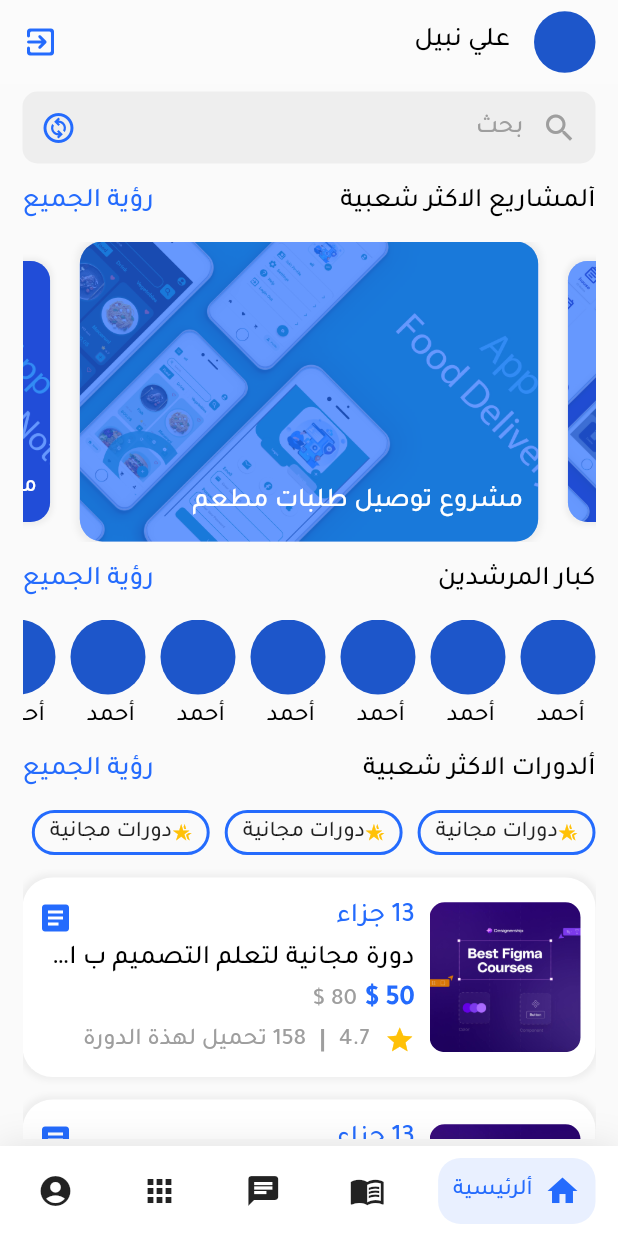
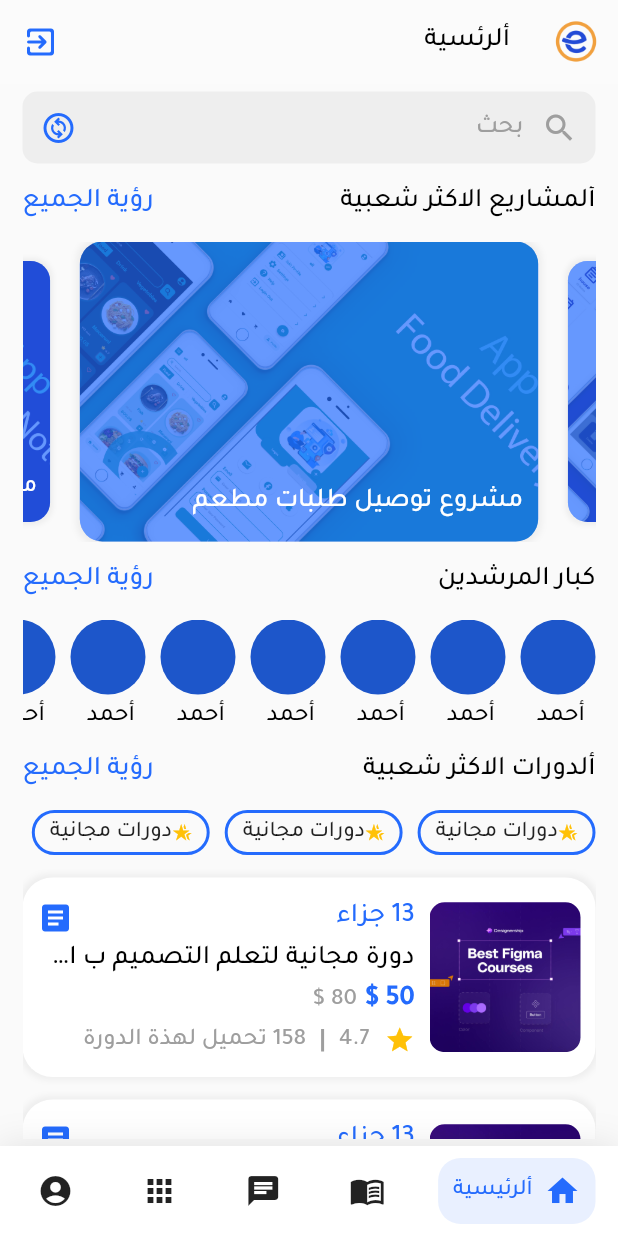
Before and after one commit to ghostprogteam/Expert-Mind, a Flutter app: the screen it shows after launch, on a phone screen of 412 x 824 dp. Run offline on Flutter 3.47's test engine with Material 2 defaults, Android fonts, the phone set to English and light mode, and no system bars; drawn by our look-alikes of carousel_slider, google_nav_bar; our stand-ins replace awesome_dialog, get, image_picker.

Commit message:
Edit AppBar And Add Project Page
When you modify something, focus on the rest of the pages, for example Appbar, and focus on the versions of the packages

Co-Authored-By: Eng. Hussam Alzuraiky <136977357+alzuraikyhussam@users.noreply.github.com>

```diff
--- a/lib/core/shared/theming/text_style.dart
+++ b/lib/core/shared/theming/text_style.dart
@@ -84,4 +84,16 @@ class TextStyles {
     fontWeight: FontWeight.bold,
     color: ProjectColors.blackColor,
   );
+  static TextStyle font18GreyW400 = TextStyle(
+    fontSize: 18,
+    fontWeight: FontWeight.w400,
+    color: ProjectColors.greyColor,
+
+  );
+  // static TextStyle font14GreyW300 = TextStyle(
+  //   fontSize: 14,
+  //   fontWeight: FontWeight.w300,
+  //   color: ProjectColors.greyColor,
+  //
+  // );
 }
--- /dev/null
+++ b/lib/model/home/list_project_model.dart
@@ -0,0 +1,47 @@
+import 'package:expert_mind/view/screen/home/home.dart';
+import 'package:flutter/material.dart';
+
+import '../../view/widget/home_widget.dart';
+
+List listProject = [
+  {
+    "name": "مشروع توصيل طلبات مطعم",
+    "image": "assets/images/AppFood.jpg",
+    "image2": [
+      "assets/images/FigmaCourses.jpg",
+      "assets/images/AppFood.jpg",
+    ],
+    "details":
+        "تطبيق توصيل الطلبات الخاص بالمطعم حيث هذا التطبيق يمكن العميل من طلب الماكولات و توصيلها الى المنازل وايضاء يوفر هذا التطبيق مساحة تخزية عالية وايضاء يحتوي على نسخنين للعميل والمدير ولا ننسى ان هذا التطبيق يعمل الاندرويد الايفون",
+    "start": "4.6"
+  },
+  {
+    "name": "مشروع أدارة الملحظات",
+    "image": "assets/images/AppNote.jpg",
+    "details": "مشروع ملحظات",
+    "image2": [
+      "assets/images/FigmaCourses.jpg",
+      "assets/images/AppFood.jpg",
+    ],
+    "start": "4.1"
+  }
+];
+
+List<Widget> listProjectWidgetHome = [
+  for (int i = 0; i < listProject.length; i++) ...[
+    TopSclorProjectHome(listProject: listProject, i: i)
+  ],
+];
+
+List<Widget> listProjectWidgetPageProject = [
+  for (int i = 0; i < listProject.length; i++) ...[
+    Container(
+        margin: EdgeInsets.symmetric(horizontal: 5.0),
+        clipBehavior: Clip.antiAliasWithSaveLayer,
+        decoration: BoxDecoration(borderRadius: BorderRadius.circular(5)),
+        child: Image.asset(
+          listProject[0]['image2'][i],
+          fit: BoxFit.cover,
+        ))
+  ],
+];
--- a/lib/view/screen/home/home.dart
+++ b/lib/view/screen/home/home.dart
@@ -1,9 +1,8 @@
 import 'package:expert_mind/core/shared/color.dart';
 import 'package:flutter/material.dart';
-
 import '../../../core/shared/theming/text_style.dart';
+import '../../../model/home/list_project_model.dart';
 import '../../widget/home_widget.dart';
-
 class Home extends StatelessWidget {
   const Home({Key? key}) : super(key: key);
 
@@ -19,7 +18,6 @@ class Home extends StatelessWidget {
       ],
     ];
     return Scaffold(
-      appBar: AppBarLayout(),
       body: Container(
         padding: EdgeInsetsDirectional.symmetric(horizontal: 15, vertical: 5),
         child: Column(
@@ -50,16 +48,16 @@ class Home extends StatelessWidget {
   }
 }
 
-AppBar AppBarLayout() {
+AppBar AppBarLayout(String namePage) {
   return AppBar(
     foregroundColor: ProjectColors.mainColor,
     elevation: 0,
-    leading: Padding(
-      padding: const EdgeInsetsDirectional.only(start: 15),
-      child: CircleAvatar(),
+    leading: Image.asset(
+      'assets/images/app-icon.png',
+      fit: BoxFit.cover,
     ),
     title: Text(
-      'علي نبيل',
+      '${namePage}',
       style: TextStyles.font18BlackW500,
     ),
     actions: [
--- a/lib/view/screen/layout_home/layout_home.dart
+++ b/lib/view/screen/layout_home/layout_home.dart
@@ -4,29 +4,40 @@ import 'package:flutter/material.dart';
 import 'package:google_nav_bar/google_nav_bar.dart';
 
 import '../../../core/shared/color.dart';
+// <<<<<<< Updated upstream
+// =======
+import '../../../core/shared/theming/text_style.dart';
+import '../../widget/courses_widget.dart';
+import '../../widget/project_widget.dart';
+// >>>>>>> Stashed changes
+import '../chat/chat.dart';
 import '../courses/courses.dart';
+import '../project/project.dart';
 
-class LayoutHome extends StatefulWidget {
-  LayoutHome({Key? key}) : super(key: key);
 
-  @override
-  State<LayoutHome> createState() => _LayoutHomeState();
-}
-
-class _LayoutHomeState extends State<LayoutHome> {
-  int currentIndex = 0;
-
-  List Screen = [
-    Home(),
-    Courses(),
-    ChatInboxScreen(),
-    Home(),
-    Home(),
-  ];
-
+// =======
+class LayoutHome extends StatelessWidget {
+   // LayoutHome({Key? key}) : super(key: key);
+   int currentIndex = 0;
+   List Screen =[
+     Home(),
+     Courses(),
+     ChatInboxScreen( ),
+     Project(),
+     Home(),
+   ];
+   List<String> nameScreen=[
+     "ألرئسية",
+     "الكورسات",
+     "الدردشات",
+     "المشاريع",
+     "البروفايل"
+   ];
+// >>>>>>> Stashed changes
   @override
   Widget build(BuildContext context) {
     return Scaffold(
+        appBar: AppBarLayout(nameScreen[currentIndex]),
         body: Screen[currentIndex],
         bottomNavigationBar: Container(
             decoration: BoxDecoration(
@@ -44,9 +55,9 @@ class _LayoutHomeState extends State<LayoutHome> {
                   const EdgeInsets.symmetric(horizontal: 15.0, vertical: 8),
               child: GNav(
                   onTabChange: (i) {
-                    setState(() {
+                    //setState(() {
                       currentIndex = i;
-                    });
+                   // });
                   },
                   rippleColor: Colors.grey,
                   hoverColor: Colors.grey,
--- a/lib/view/widget/chat_widgets.dart
+++ b/lib/view/widget/chat_widgets.dart
@@ -50,7 +50,7 @@ myAwesomeDialog({
         SizedBox(
           height: 20,
         ),
-        myRatingStars(),
+        // myRatingStars(),
       ],
     ),
     btnOkText: 'موافق',
--- a/lib/view/widget/home_widget.dart
+++ b/lib/view/widget/home_widget.dart
@@ -255,6 +255,7 @@ class PackageSclorWithDetails extends StatelessWidget {
               enlargeFactor: 0.3,
               onPageChanged: (v,d){},
               scrollDirection: Axis.horizontal,
+
             )
         ),
       ],
```
Also changed, not shown: lib/view/screen/chat/chat_inbox.dart (+25 -25 lines), lib/view/screen/courses/courses.dart (+7 -5 lines), lib/view/screen/project/project.dart (+65 -0 lines), lib/view/widget/courses_widget.dart (+60 -41 lines), lib/view/widget/project_widget.dart (+0 -11 lines), lib/view/widget/rating_stars.dart (+30 -30 lines), pubspec.yaml (+4 -3 lines), pubspec.lock, 9 other files.
